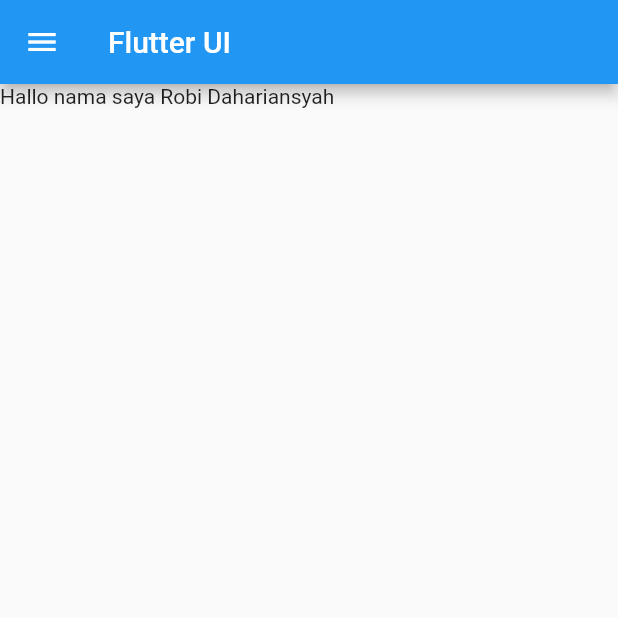
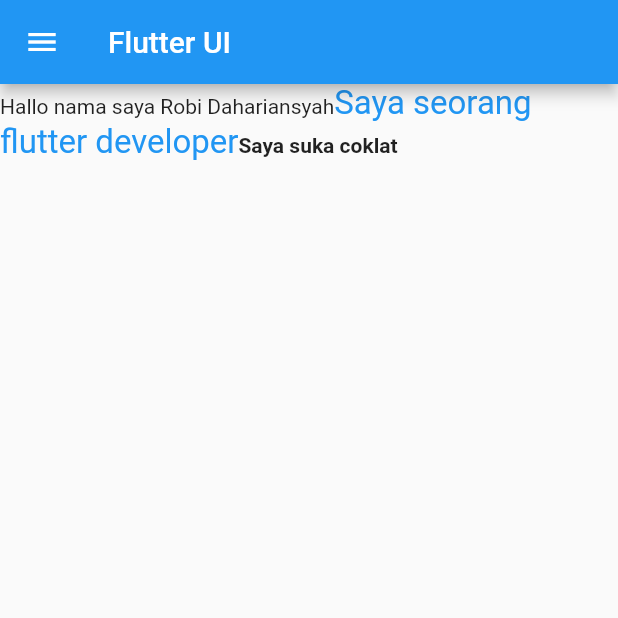
Before and after one commit to riansyahrobi8/Belajar-Flutter-UI, a Flutter app: the screen it shows after launch, on a phone screen of 412 x 824 dp, the top half of it. Run offline on Flutter 3.47's test engine with Material 2 defaults, Android fonts, the phone set to English and light mode, and no system bars.

Commit message:
belajar widget text

```diff
--- a/lib/screens/Home.dart
+++ b/lib/screens/Home.dart
@@ -10,14 +10,18 @@ class _HomeState extends State<Home> {
   @override
   Widget build(BuildContext context) {
     return Scaffold(
-      appBar: AppBar(
-        title: Text("Flutter UI"),
-        leading: Icon(Icons.menu),
-      ),
-      body: Text(
-        "Hallo nama saya $nama",
-        textAlign: TextAlign.center,
-      ),
-    );
+        appBar: AppBar(
+          title: Text("Flutter UI"),
+          leading: Icon(Icons.menu),
+        ),
+        body: Text.rich(
+            TextSpan(text: "Hallo nama saya $nama", children: <TextSpan>[
+          TextSpan(
+              text: "Saya seorang flutter developer",
+              style: TextStyle(color: Colors.blue, fontSize: 22.0)),
+          TextSpan(
+              text: "Saya suka coklat",
+              style: TextStyle(fontWeight: FontWeight.bold))
+        ])));
   }
 }
```
